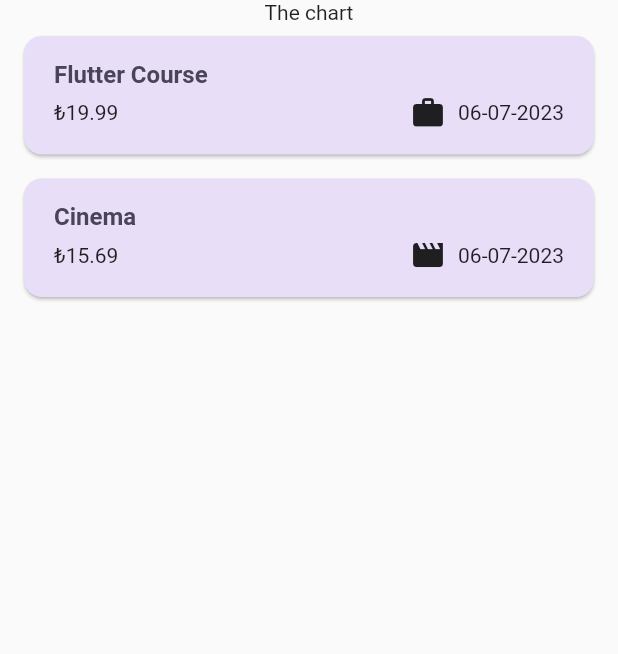
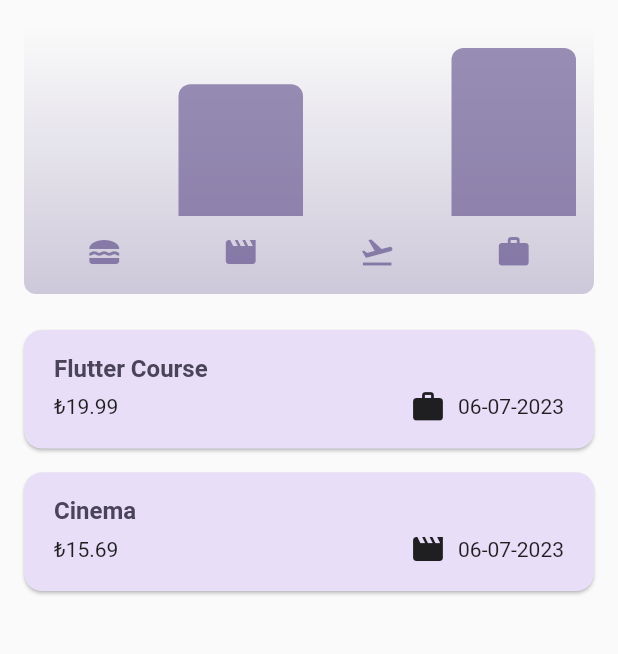
Before and after one commit to GunseliUnsal/expense_tracker_app, a Flutter app: the screen it shows after launch, on a phone screen of 412 x 824 dp, the part 84-738 px from its top. Run offline on Flutter 3.47's test engine with Material 2 defaults, Android fonts, the phone set to English and light mode, and no system bars.

Commit message:
added chart

```diff
--- a/lib/models/expense.dart
+++ b/lib/models/expense.dart
@@ -33,3 +33,24 @@ class Expense {
     return formatter.format(date);
   }
 }
+
+class ExpenseBucket {
+  const ExpenseBucket({required this.category, required this.expenses});
+
+  ExpenseBucket.forCategory(List<Expense> allExpenses, this.category)
+      : expenses = allExpenses
+            .where((expense) => expense.category == category)
+            .toList();
+
+  final Category category;
+  final List<Expense> expenses;
+
+  double get totalExpenses {
+    double sum = 0;
+
+    for (final expense in expenses) {
+      sum += expense.amount;
+    }
+    return sum;
+  }
+}
--- /dev/null
+++ b/lib/widgets/chart/chart.dart
@@ -0,0 +1,97 @@
+import 'package:flutter/material.dart';
+
+import '../../models/expense.dart';
+import 'chart_bar.dart';
+
+
+
+class Chart extends StatelessWidget {
+  const Chart({super.key, required this.expenses});
+
+  final List<Expense> expenses;
+
+  List<ExpenseBucket> get buckets {
+    return [
+      ExpenseBucket.forCategory(expenses, Category.food),
+      ExpenseBucket.forCategory(expenses, Category.leisure),
+      ExpenseBucket.forCategory(expenses, Category.travel),
+      ExpenseBucket.forCategory(expenses, Category.work),
+    ];
+  }
+
+  double get maxTotalExpense {
+    double maxTotalExpense = 0;
+
+    for (final bucket in buckets) {
+      if (bucket.totalExpenses > maxTotalExpense) {
+        maxTotalExpense = bucket.totalExpenses;
+      }
+    }
+
+    return maxTotalExpense;
+  }
+
+  @override
+  Widget build(BuildContext context) {
+    final isDarkMode =
+        MediaQuery.of(context).platformBrightness == Brightness.dark;
+    return Container(
+      margin: const EdgeInsets.all(16),
+      padding: const EdgeInsets.symmetric(
+        vertical: 16,
+        horizontal: 8,
+      ),
+      width: double.infinity,
+      height: 180,
+      decoration: BoxDecoration(
+        borderRadius: BorderRadius.circular(8),
+        gradient: LinearGradient(
+          colors: [
+            Theme.of(context).colorScheme.primary.withOpacity(0.3),
+            Theme.of(context).colorScheme.primary.withOpacity(0.0)
+          ],
+          begin: Alignment.bottomCenter,
+          end: Alignment.topCenter,
+        ),
+      ),
+      child: Column(
+        children: [
+          Expanded(
+            child: Row(
+              crossAxisAlignment: CrossAxisAlignment.end,
+              children: [
+                for (final bucket in buckets) // alternative to map()
+                  ChartBar(
+                    fill: bucket.totalExpenses == 0
+                        ? 0
+                        : bucket.totalExpenses / maxTotalExpense,
+                  )
+              ],
+            ),
+          ),
+          const SizedBox(height: 12),
+          Row(
+            children: buckets
+                .map(
+                  (bucket) => Expanded(
+                    child: Padding(
+                      padding: const EdgeInsets.symmetric(horizontal: 4),
+                      child: Icon(
+                        categoryIcons[bucket.category],
+                        color: isDarkMode
+                            ? Theme.of(context).colorScheme.secondary
+                            : Theme.of(context)
+                                .colorScheme
+                                .primary
+                                .withOpacity(0.7),
+                      ),
+                    ),
+                  ),
+                )
+                .toList(),
+          )
+        ],
+      ),
+    );
+  }
+}
--- /dev/null
+++ b/lib/widgets/chart/chart_bar.dart
@@ -0,0 +1,34 @@
+import 'package:flutter/material.dart';
+
+class ChartBar extends StatelessWidget {
+  const ChartBar({
+    super.key,
+    required this.fill,
+  });
+
+  final double fill;
+
+  @override
+  Widget build(BuildContext context) {
+    final isDarkMode =
+        MediaQuery.of(context).platformBrightness == Brightness.dark;
+    return Expanded(
+      child: Padding(
+        padding: const EdgeInsets.symmetric(horizontal: 4),
+        child: FractionallySizedBox(
+          heightFactor: fill,
+          child: DecoratedBox(
+            decoration: BoxDecoration(
+              shape: BoxShape.rectangle,
+              borderRadius:
+                  const BorderRadius.vertical(top: Radius.circular(8)),
+              color: isDarkMode
+                  ? Theme.of(context).colorScheme.secondary
+                  : Theme.of(context).colorScheme.primary.withOpacity(0.65),
+            ),
+          ),
+        ),
+      ),
+    );
+  }
+}
--- a/lib/widgets/expenses.dart
+++ b/lib/widgets/expenses.dart
@@ -1,3 +1,4 @@
+import 'package:expense_tracker_app/widgets/chart/chart.dart';
 import 'package:flutter/material.dart';
 import 'expenses-list/expenses_list.dart';
 import '../models/expense.dart';
@@ -83,7 +84,7 @@ class _ExpensesState extends State<Expenses> {
       ),
       body: Column(
         children: [
-          const Text("The chart"),
+          Chart(expenses: _registeredExpenses),
           Expanded(child: mainContent),
         ],
       ),
```
